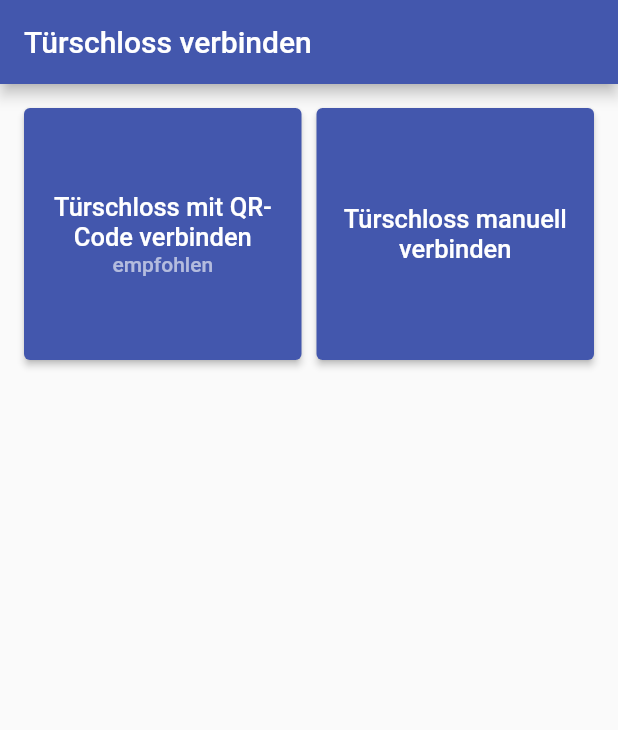
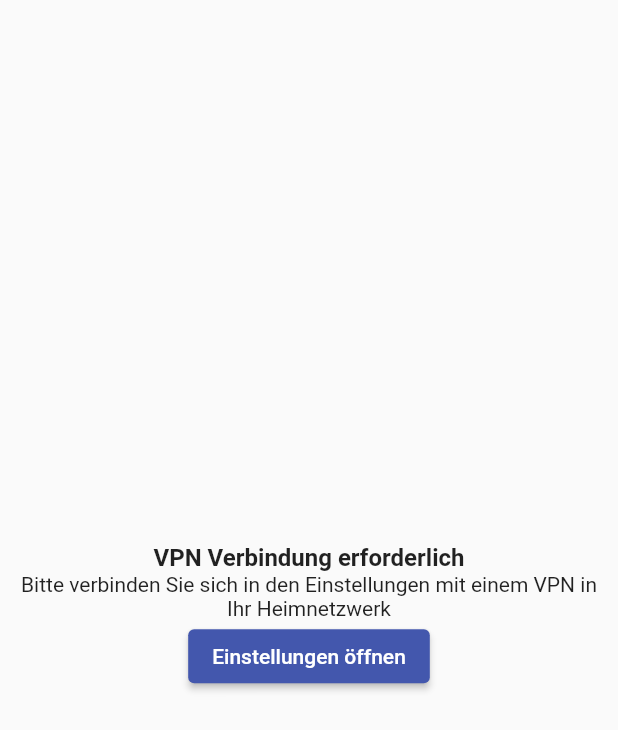
Before and after one commit to htl-anichstrasse/shulker, a Flutter app: the screen it shows after launch, on a phone screen of 412 x 824 dp. Shown: the top 730 px of the screen. Run offline on Flutter 3.47's test engine with Material 2 defaults, Android fonts, the phone set to English and light mode, and no system bars; our stand-ins replace shared_preferences; missing offline and left inert: check_vpn_connection, open_settings, qr_code_scanner; Roboto replaces fonts that are missing (customFont).

Commit message:
check vpn status screen

```diff
--- a/client/lib/main.dart
+++ b/client/lib/main.dart
@@ -1,5 +1,6 @@
 import 'package:doorlock_app/screens/AuthScreen.dart';
-import 'package:doorlock_app/screens/ConnectScreen.dart';
+import 'package:doorlock_app/screens/ConnectDeviceScreen.dart';
+import 'package:doorlock_app/screens/ConnectVPN.dart';
 import 'package:doorlock_app/screens/HomeScreen.dart';
 import 'package:doorlock_app/util/Themes.dart';
 import 'package:doorlock_app/views/PinManager.dart';
@@ -22,6 +23,7 @@ class MyApp extends StatelessWidget {
         '/': (context) => HomeScreen(),
         "/pairDevice": (context) => ConnectWizard(),
         "/userAuth": (context) => AuthScreen(),
+        "/connectVPN": (context) => ConnectVPN(),
       },
     );
   }
--- /dev/null
+++ b/client/lib/screens/ConnectVPN.dart
@@ -0,0 +1,62 @@
+import 'dart:async';
+
+import 'package:doorlock_app/screens/HomeScreen.dart';
+import 'package:flutter/material.dart';
+import 'package:open_settings/open_settings.dart';
+import 'package:check_vpn_connection/check_vpn_connection.dart';
+import 'package:doorlock_app/util/SnackBarHelper.dart';
+
+class ConnectVPN extends StatefulWidget {
+  @override
+  _ConnectVPNState createState() => _ConnectVPNState();
+}
+
+class _ConnectVPNState extends State<ConnectVPN> {
+  var timer;
+
+  checkVPNConnection() async {
+    if (await CheckVpnConnection.isVpnActive()) {
+      timer.cancel();
+      Navigator.pushNamedAndRemoveUntil(context, "/", (route) => false);
+      displaySnackBar(context, Colors.green, "VPN Verbindung erfolgreich");
+
+    }
+  }
+
+  @override
+  void initState() {
+    super.initState();
+
+    timer = Timer.periodic(Duration(milliseconds: 100), (Timer t) => checkVPNConnection());
+  }
+
+  @override
+  Widget build(BuildContext context) {
+    return Scaffold(
+      body: Container(
+        child: Padding(
+          padding: const EdgeInsets.all(8.0),
+          child: Column(
+            mainAxisAlignment: MainAxisAlignment.center,
+            children: [
+              Text(
+                "VPN Verbindung erforderlich",
+                style: TextStyle(
+                  fontSize: 16,
+                  fontWeight: FontWeight.bold,
+                ),
+              ),
+              Text(
+                "Bitte verbinden Sie sich in den Einstellungen mit einem VPN in Ihr Heimnetzwerk",
+                textAlign: TextAlign.center,
+              ),
+              ElevatedButton(onPressed: () {
+                OpenSettings.openVPNSetting();
+              }, child: Text("Einstellungen öffnen"))
+            ],
+          ),
+        ),
+      ),
+    );
+  }
+}
--- a/client/lib/screens/HomeScreen.dart
+++ b/client/lib/screens/HomeScreen.dart
@@ -1,9 +1,11 @@
-import 'package:doorlock_app/screens/ConnectScreen.dart';
+import 'package:doorlock_app/screens/ConnectDeviceScreen.dart';
+import 'package:doorlock_app/screens/ConnectVPN.dart';
 import 'package:doorlock_app/views/CreatePin.dart';
 import 'package:doorlock_app/views/PinManager.dart';
 import 'package:doorlock_app/views/Settings.dart';
 import 'package:doorlock_app/widgets/Sidenav.dart';
 import 'package:flutter/material.dart';
+import 'package:check_vpn_connection/check_vpn_connection.dart';
 
 import 'package:doorlock_app/services/ServerCommunication.dart';
 import 'package:shared_preferences/shared_preferences.dart';
@@ -16,6 +18,7 @@ class HomeScreen extends StatefulWidget {
 class _HomeScreenState extends State<HomeScreen> {
   bool _locked = false;
   bool _lockPaired;
+  bool _vpnConnected;
 
   int selectedSidenavIndex = 0;
 
@@ -40,9 +43,19 @@ class _HomeScreenState extends State<HomeScreen> {
     });
   }
 
+  checkVPNConnection() async {
+    if (await CheckVpnConnection.isVpnActive()) {
+      _vpnConnected = true;
+    } else {
+      _vpnConnected = false;
+    }
+
+  }
+
   @override
   void initState() {
     super.initState();
+    checkVPNConnection();
     loadIpPort();
   }
 
@@ -50,12 +63,19 @@ class _HomeScreenState extends State<HomeScreen> {
   Widget build(BuildContext context) {
     return new Builder(
       builder: (context) {
+        if (_vpnConnected == null) {
+          return SizedBox.shrink();
+        }
+        if (!_vpnConnected) {
+          return ConnectVPN();
+        }
         if (_lockPaired == null){
           return SizedBox.shrink();
         }
         if (_lockPaired) {
           return ConnectWizard();
         }
+
         return Scaffold(
             appBar: AppBar(
               title: Text("$title"),
--- a/client/pubspec.yaml
+++ b/client/pubspec.yaml
@@ -26,6 +26,10 @@ dependencies:
   qr_code_scanner: ^0.4.0
 
   shared_preferences: ^2.0.11
+
+  check_vpn_connection: ^0.0.2
+
+  open_settings: ^2.0.2
 
   flutter:
     sdk: flutter
```
Also changed, not shown: client/lib/views/Settings.dart (+12 -0 lines), client/lib/screens/ConnectDeviceScreen.dart (renamed from client/lib/screens/ConnectScreen.dart), client/pubspec.lock, 4 other files.
